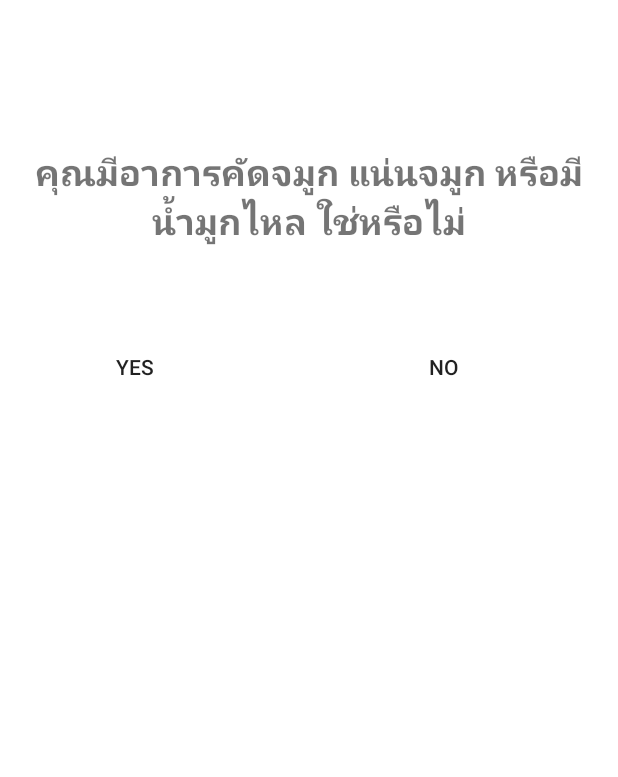
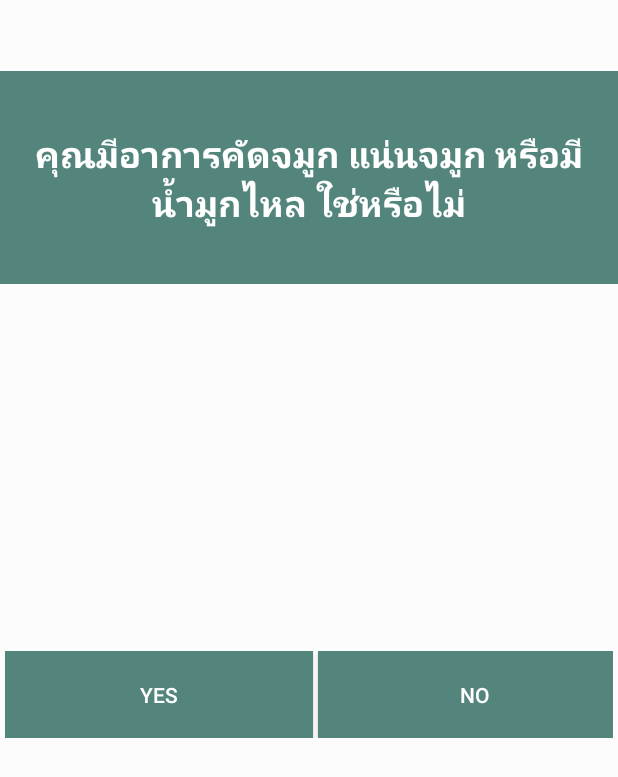
Before and after one commit to sahapoljung/Doctor-1, an Android app: the AnalysisActivity screen opened directly, with no data from a screen before it, on a phone screen of 412 x 824 dp. Shown: the top 777 px of the screen. Run offline under Robolectric (Android 15) with nearby library versions, the phone set to English and light mode, and no system bars.

```diff
--- a/app/src/main/res/layout/activity_analysis.xml
+++ b/app/src/main/res/layout/activity_analysis.xml
@@ -5,88 +5,143 @@
     android:layout_width="match_parent"
     android:layout_height="match_parent"
     tools:context=".AnalysisActivity"
-    android:background="#ffffff">
+    android:background="#57FFFFFF">
+    <FrameLayout
 
+        android:id="@+id/contentfinol"
+        android:layout_width="match_parent"
+        android:layout_height="match_parent"/>
+    <LinearLayout
+
+        android:id="@+id/linearLayout3"
+        android:layout_width="match_parent"
+        android:layout_height="wrap_content"
+
+        android:orientation="vertical"
+        tools:ignore="MissingConstraints"
+        tools:layout_editor_absoluteX="-3dp"
+        tools:layout_editor_absoluteY="132dp">
+
+
+        <TextView
+            android:layout_width="414dp"
+            android:layout_height="27dp"
+            android:layout_gravity="center_horizontal"
+            android:layout_margin="10dp"
+            android:layout_marginTop="8dp"
+            android:layout_marginBottom="8dp"
+            android:gravity="center"
+            android:text="                       "
+            android:textSize="50dp"
+            android:textStyle="bold" />
+
+        <LinearLayout
+            android:background="@color/colorPrimaryDark"
+            android:layout_width="match_parent"
+            android:layout_height="match_parent"
+            android:orientation="vertical">
+            <TextView
+                android:layout_margin="10dp"
+                android:layout_width="430dp"
+                android:layout_height="wrap_content"
+                android:layout_gravity="center_horizontal"
+                android:gravity="center"
+                android:text="          "
+                android:textSize="5dp"
+                android:textStyle="bold" />
+            <TextView
+                android:layout_margin="10dp"
+                android:id="@+id/question"
+                android:layout_width="match_parent"
+                android:layout_height="wrap_content"
+                android:layout_gravity="center_horizontal"
+                android:gravity="center"
+                android:text=""
+                android:textColor="#ffffff"
+                android:textSize="@dimen/h1"
+                android:textStyle="bold" />
+
+            <TextView
+                android:layout_margin="10dp"
+                android:layout_width="430dp"
+                android:layout_height="wrap_content"
+                android:layout_gravity="center_horizontal"
+                android:gravity="center"
+                android:text="          "
+                android:textSize="5dp"
+                android:textStyle="bold" />
+        </LinearLayout>
+
+
+    </LinearLayout>
+
+    <TextView
+        android:layout_width="416dp"
+        android:layout_height="27dp"
+        android:layout_gravity="center_horizontal"
+        android:layout_margin="10dp"
+        android:layout_marginStart="8dp"
+        android:layout_marginLeft="8dp"
+        android:layout_marginTop="8dp"
+        android:layout_marginEnd="8dp"
+        android:layout_marginRight="8dp"
+        android:layout_marginBottom="8dp"
+
+        android:gravity="center"
+        android:text="                       "
+        android:textSize="20dp"
+        app:layout_constraintBottom_toTopOf="@+id/linearLayout4"
+        app:layout_constraintEnd_toEndOf="parent"
+        app:layout_constraintStart_toStartOf="parent"
+        app:layout_constraintTop_toBottomOf="@+id/linearLayout3"
+        app:layout_constraintVertical_bias="0.096" />
 
     <LinearLayout
 
-        android:layout_width="match_parent"
-        android:layout_height="wrap_content"
-        android:orientation="vertical"
-        tools:layout_editor_absoluteX="0dp"
-        tools:layout_editor_absoluteY="69dp"
-        tools:ignore="MissingConstraints">
+        android:id="@+id/linearLayout4"
+        android:layout_width="405dp"
+        android:layout_height="58dp"
+        android:layout_marginStart="8dp"
+        android:layout_marginLeft="8dp"
+        android:layout_marginTop="110dp"
+        android:layout_marginEnd="8dp"
+        android:layout_marginRight="8dp"
+        android:layout_marginBottom="8dp"
+        android:orientation="horizontal"
+        app:layout_constraintBottom_toBottomOf="parent"
+        app:layout_constraintEnd_toEndOf="parent"
+        app:layout_constraintStart_toStartOf="parent"
+        app:layout_constraintTop_toTopOf="parent">
+
+        <Button
+            android:id="@+id/btnYes"
+            android:layout_width="205dp"
+            android:layout_height="match_parent"
+            android:layout_gravity="center_horizontal"
+            android:background="@color/colorPrimaryDark"
+            android:text="Yes"
+
+            android:textColor="#ffffff" />
+        <!--android:background="#EBDDC3"/>-->
+
         <TextView
             android:layout_width="wrap_content"
             android:layout_height="wrap_content"
-            android:layout_gravity="center_horizontal"
-            android:layout_margin="10dp"
-            android:gravity="center"
-            android:text=""
-            android:textSize="50dp"
-            android:textStyle="bold" />
-        <TextView
-            android:id="@+id/question"
-            android:layout_width="wrap_content"
-            android:layout_height="wrap_content"
-            android:layout_gravity="center_horizontal"
-            android:layout_margin="10dp"
-            android:gravity="center"
-            android:text=""
-            android:textSize="@dimen/h1"
-            android:textStyle="bold" />
-        <TextView
-            android:layout_width="wrap_content"
-            android:layout_height="wrap_content"
-            android:layout_gravity="center_horizontal"
-            android:layout_margin="10dp"
-            android:gravity="center"
-            android:text=""
-            android:textSize="20dp"
-            android:textStyle="bold" />
-
-
-
-
-    <LinearLayout
-        android:layout_width="match_parent"
-        android:layout_height="wrap_content"
-        android:orientation="horizontal"
-        tools:layout_editor_absoluteY="255dp">
+            android:background="#57FFFFFF"
+            android:text=" " />
 
         <Button
-            android:background="#ffffff"
-            android:id="@+id/btnYes"
-            android:layout_width="180dp"
+            android:id="@+id/btnNo"
+            android:layout_width="209dp"
             android:layout_height="match_parent"
             android:layout_gravity="center_horizontal"
-            android:text="Yes" />
-        <!--android:background="#EBDDC3"/>-->
-
-        <Button
-            android:background="#ffffff"
-            android:id="@+id/btnNo"
-            android:layout_width="match_parent"
-            android:layout_height="wrap_content"
-            android:layout_gravity="center_horizontal"
-            android:text="No" />
+            android:background="@color/colorPrimaryDark"
+            android:text="No"
+            android:textColor="#ffffff" />
 
 
         <!--android:background="#EBDDC3"/>-->
 
     </LinearLayout>
 
-        <TextView
-            android:id="@+id/next"
-            android:layout_width="wrap_content"
-            android:layout_height="wrap_content"
-            android:layout_gravity="center_horizontal"
-            android:gravity="center"
-            android:text=""
-            android:textSize="@dimen/h1"
-            android:textStyle="bold" />
-
-
-    </LinearLayout>
-
 </android.support.constraint.ConstraintLayout>
```
